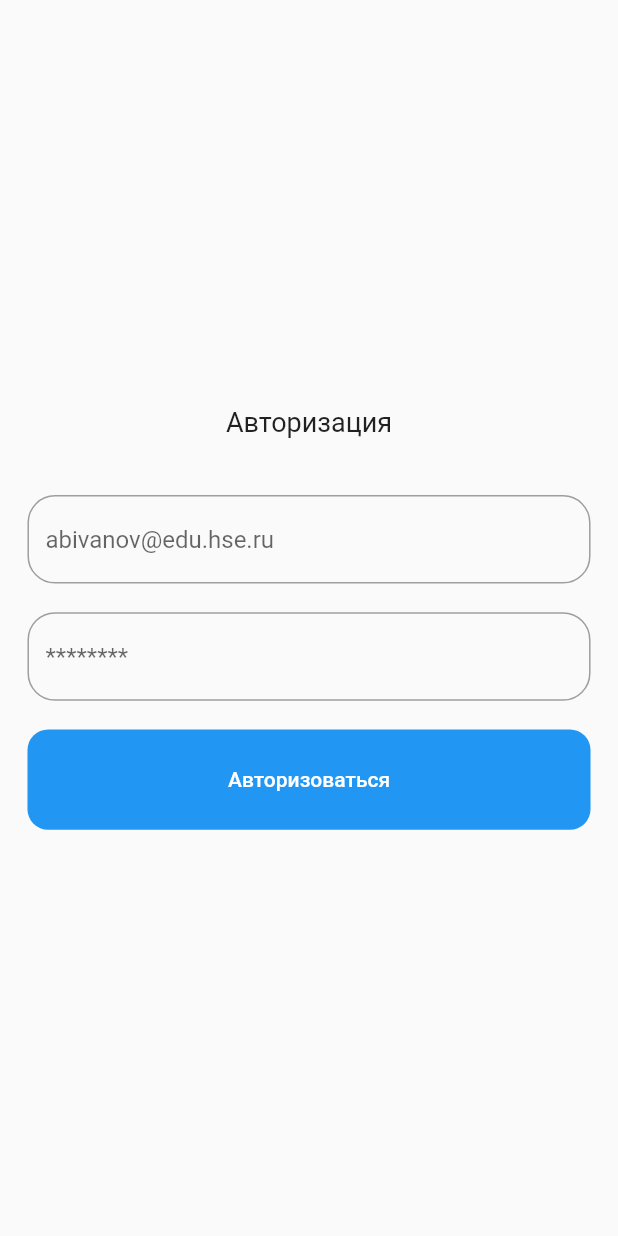
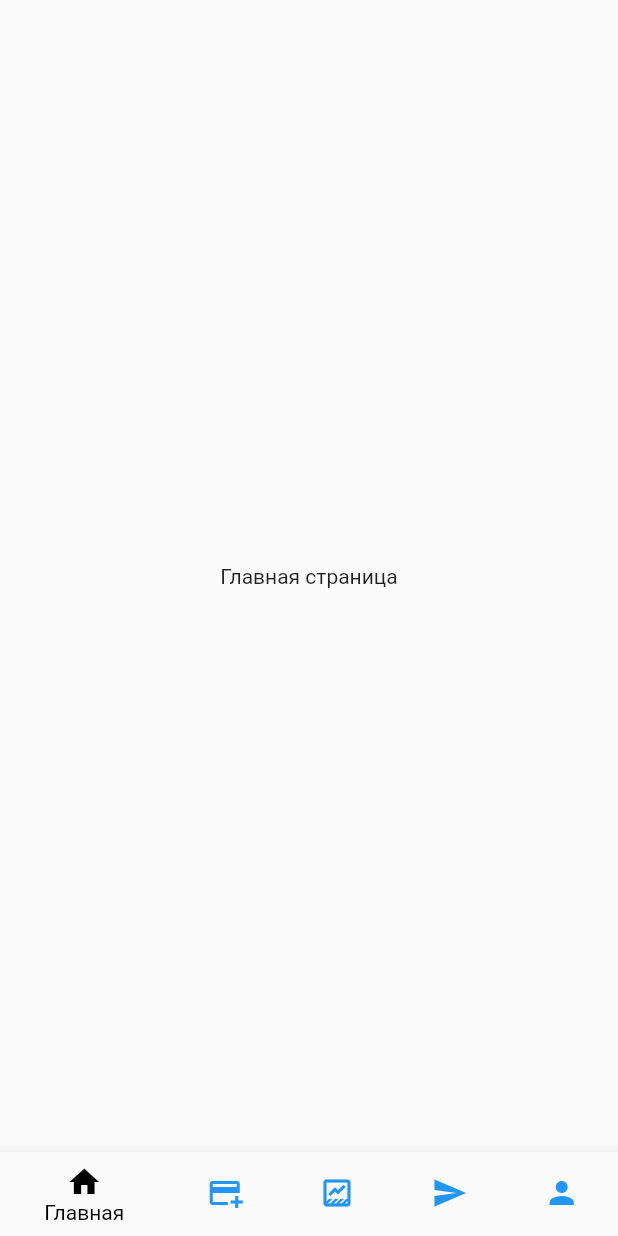
Before and after one commit to Task-Testing-System-Devs/test-system-mobile, a Flutter app: the screen it shows after launch, on a phone screen of 412 x 824 dp. Run offline on Flutter 3.47's test engine with Material 2 defaults, Android fonts, the phone set to English and light mode, and no system bars; our stand-ins replace flutter_screenutil, mask_text_input_formatter.

Commit message:
Added bottom navigation bar + feature folders/files

```diff
--- a/lib/feature/code_test_system.dart
+++ b/lib/feature/code_test_system.dart
@@ -1,6 +1,12 @@
 import 'package:flutter/material.dart';
 import 'package:flutter_screenutil/flutter_screenutil.dart';
 import 'package:hse_lyc_code_test_system/feature/auth/view/auth_view.dart';
+import 'package:hse_lyc_code_test_system/feature/contest/view/contest_list_view.dart';
+import 'package:hse_lyc_code_test_system/feature/main/view/main_view.dart';
+import 'package:hse_lyc_code_test_system/feature/profile/view/profile_view.dart';
+import 'package:hse_lyc_code_test_system/feature/rating/view/rating_view.dart';
+import 'package:hse_lyc_code_test_system/feature/sent_tasks/view/sent_tasks_view.dart';
+import 'package:hse_lyc_code_test_system/service/navigation_service.dart';
 
 class CodeTestSystem extends StatefulWidget {
   const CodeTestSystem({Key? key}) : super(key: key);
@@ -10,12 +16,47 @@ class CodeTestSystem extends StatefulWidget {
 }
 
 class _CodeTestSystemState extends State<CodeTestSystem> {
+  int currentIndex = 0;
+
+  final pages = const <Widget>[
+    MainView(),
+    ContestListView(),
+    RatingView(),
+    SentTasksView(),
+    ProfileView(),
+  ];
+
   @override
   Widget build(BuildContext context) {
     return ScreenUtilInit(
       builder: (context, child) {
-        return const MaterialApp(
-          home: AuthView(),
+        return MaterialApp(
+          home: Scaffold(
+            body: pages[currentIndex],
+            bottomNavigationBar: BottomNavigationBar(
+              unselectedItemColor: Colors.blue,
+              selectedItemColor: Colors.black,
+              currentIndex: currentIndex,
+              onTap: (newIndex) async {
+                setState(() {
+                  currentIndex = newIndex;
+                });
+              },
+              items: const <BottomNavigationBarItem>[
+                BottomNavigationBarItem(icon: Icon(Icons.home), label: 'Главная'),
+                BottomNavigationBarItem(icon: Icon(Icons.add_card), label: 'Контесты'),
+                BottomNavigationBarItem(
+                  icon: Icon(Icons.data_thresholding_outlined),
+                  label: 'Рейтинг',
+                ),
+                BottomNavigationBarItem(icon: Icon(Icons.send), label: 'Посылки'),
+                BottomNavigationBarItem(
+                  icon: Icon(Icons.person),
+                  label: 'Профиль',
+                ),
+              ],
+            ),
+          ),
         );
       },
     );
--- /dev/null
+++ b/lib/feature/main/view/main_view.dart
@@ -0,0 +1,24 @@
+import 'package:flutter/material.dart';
+import 'package:hse_lyc_code_test_system/feature/contest/view/contest_list_view.dart';
+import 'package:hse_lyc_code_test_system/feature/profile/view/profile_view.dart';
+import 'package:hse_lyc_code_test_system/feature/rating/view/rating_view.dart';
+import 'package:hse_lyc_code_test_system/feature/sent_tasks/view/sent_tasks_view.dart';
+import 'package:hse_lyc_code_test_system/service/navigation_service.dart';
+
+class MainView extends StatefulWidget {
+  const MainView({Key? key}) : super(key: key);
+
+  @override
+  State<MainView> createState() => _MainViewState();
+}
+
+class _MainViewState extends State<MainView> {
+  @override
+  Widget build(BuildContext context) {
+    return const Scaffold(
+      body: Center(
+        child: Text('Главная страница'),
+      ),
+    );
+  }
+}
```
Also changed, not shown: lib/feature/contest/view/contest_list_view.dart (added, +21 -0 lines), lib/feature/profile/view/profile_view.dart (added, +19 -0 lines), lib/feature/rating/view/rating_view.dart (added, +19 -0 lines), lib/feature/sent_tasks/view/sent_tasks_view.dart (added, +19 -0 lines), lib/service/navigation_service.dart (added, +58 -0 lines).
